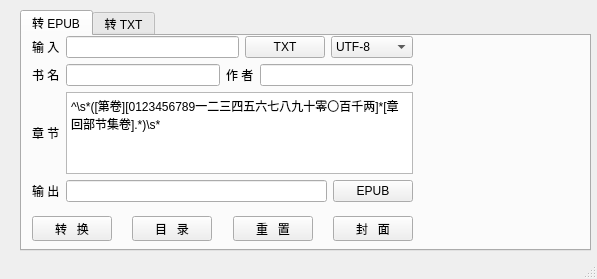
etony/myPyTool, file tools/TXT2EPUB/Txt2epub.ui: the form before one commit.
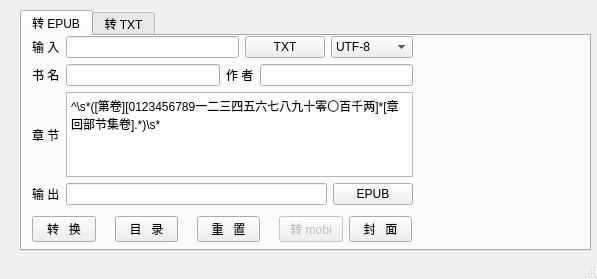
The form after the commit. Icons and pictures are not drawn. Custom widgets are drawn as their Qt base class.

```diff
--- a/tools/TXT2EPUB/Txt2epub.ui
+++ b/tools/TXT2EPUB/Txt2epub.ui
@@ -40,7 +40,7 @@
         <x>10</x>
         <y>180</y>
         <width>381</width>
-        <height>25</height>
+        <height>26</height>
        </rect>
       </property>
       <layout class="QHBoxLayout" name="horizontalLayout">
@@ -86,6 +86,16 @@
          </property>
         </widget>
        </item>
+       <item>
+        <widget class="QPushButton" name="pb_mobi">
+         <property name="enabled">
+          <bool>false</bool>
+         </property>
+         <property name="text">
+          <string>转 mobi</string>
+         </property>
+        </widget>
+       </item>
        <item>
         <widget class="QPushButton" name="pb_cover">
          <property name="text">
@@ -123,7 +133,7 @@
         <x>10</x>
         <y>0</y>
         <width>381</width>
-        <height>166</height>
+        <height>169</height>
        </rect>
       </property>
       <layout class="QVBoxLayout" name="verticalLayout_2">
```
Left out of the diff: 2 changed lines with no effect on the pictures.
